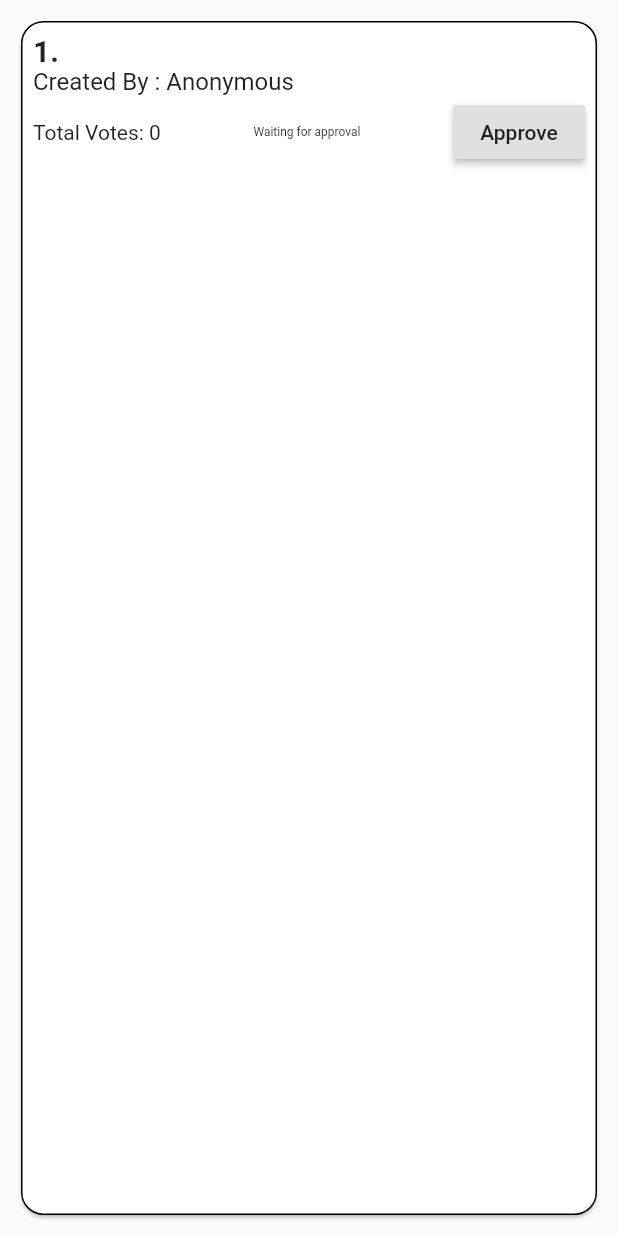
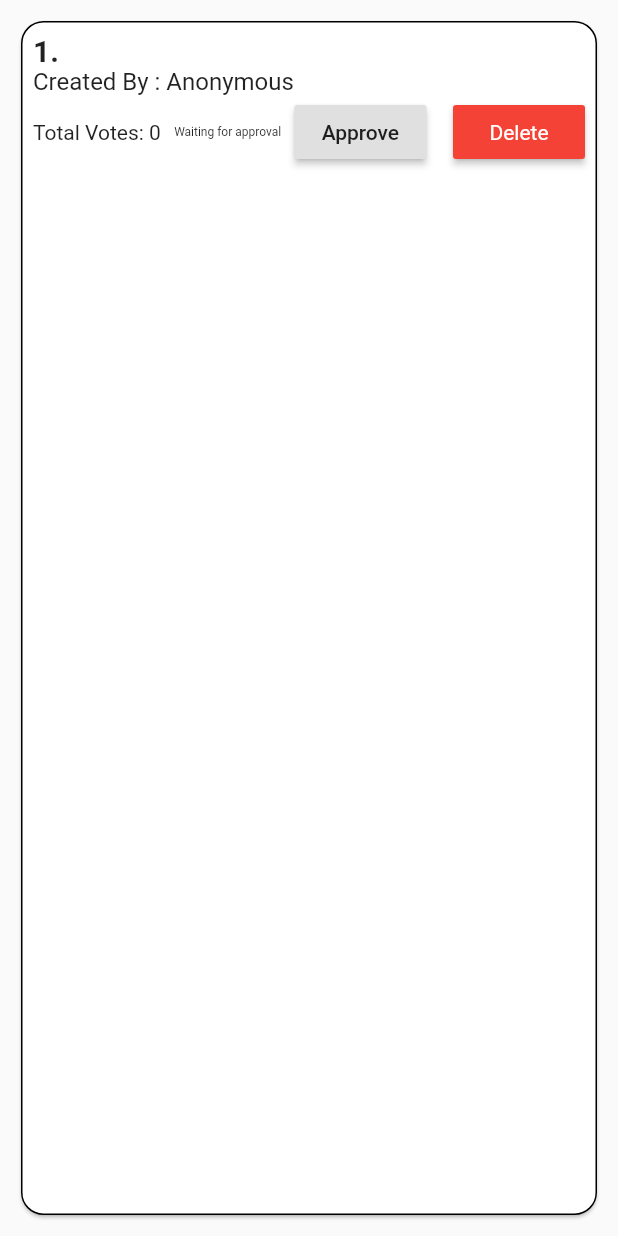
Before and after one commit to HaripriyaB/Agirglance_Admin, a Flutter app: the PollCard widget shown alone on an empty page, opened directly with empty values, on a phone screen of 412 x 824 dp. Run offline on Flutter 3.47's test engine with Material 2 defaults, Android fonts, the phone set to English and light mode, and no system bars; our stand-ins replace cloud_firestore, file_picker, firebase_auth, firebase_core, firebase_storage, fluttertoast and 3 more; missing offline and left inert: universal_html; accounts and stored records are empty.

Commit message:
Poll delete button added

```diff
--- a/lib/Constants/poll_card.dart
+++ b/lib/Constants/poll_card.dart
@@ -99,7 +99,7 @@ class _PollCardState extends State<PollCard> {
                               : "Waiting for approval"),
                           style: TextStyle(fontSize: 8.0),
                         ),
-                        if(!widget.approved)
+                        if (!widget.approved)
                           RaisedButton(
                             onPressed: () async {
                               await FirebaseFirestore.instance
@@ -111,10 +111,29 @@ class _PollCardState extends State<PollCard> {
                               await context
                                   .read<AuthenticationService>()
                                   .addPoints(widget.postedBy, 5)
-                                  .then((value) => print("**********************$value****************"));
+                                  .then((value) => print(
+                                      "**********************$value****************"));
                             },
                             child: Text("Approve"),
-                          )
+                          ),
+                        SizedBox(
+                          height: 5.0,
+                        ),
+                        RaisedButton(
+                          color: Colors.red,
+                          onPressed: () async {
+                            await FirebaseFirestore.instance
+                                .collection("polls")
+                                .doc(widget.pollID)
+                                .delete();
+                          },
+                          child: Text(
+                            "Delete",
+                            style: TextStyle(
+                                color: Colors.white,
+                                fontWeight: FontWeight.w400),
+                          ),
+                        ),
                       ],
                     )
                   ],
```
